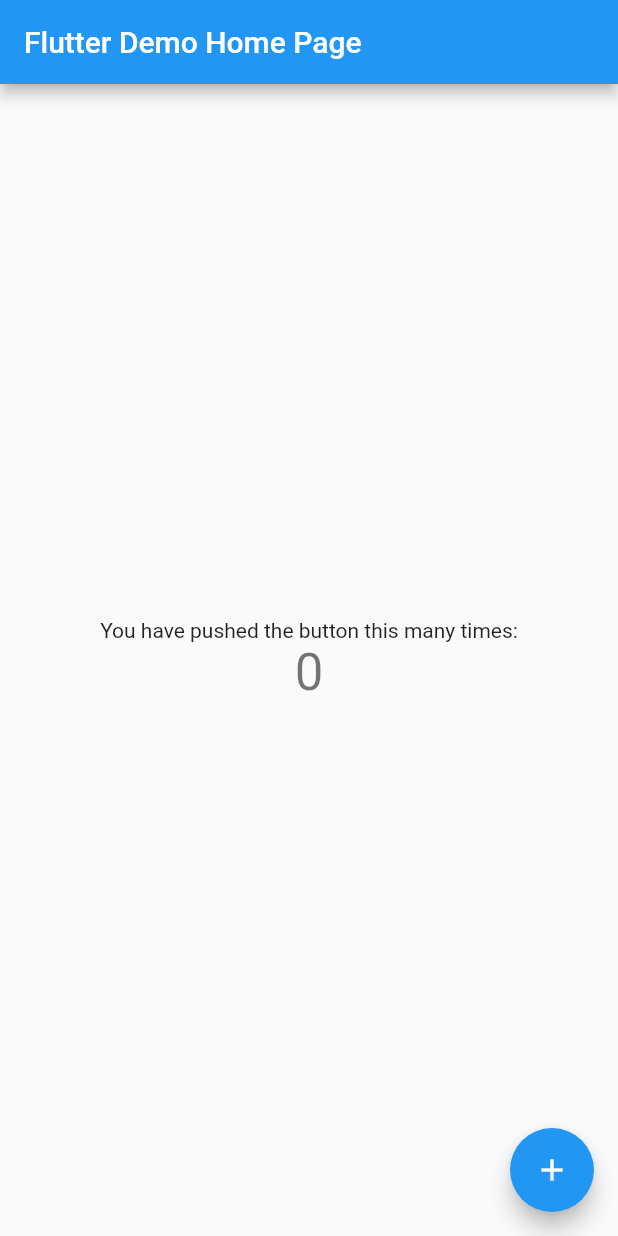
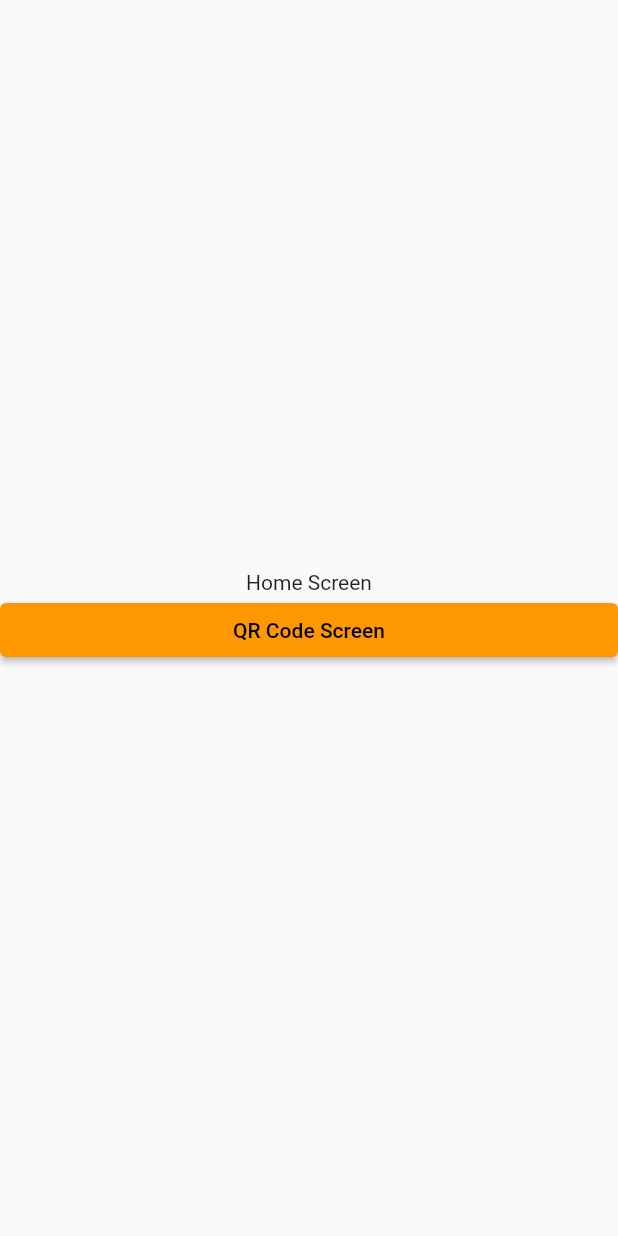
Before and after one commit to quannh287/flutter-layouts, a Flutter app: the screen it shows after launch, on a phone screen of 412 x 824 dp. Run offline on Flutter 3.47's test engine with Material 2 defaults, Android fonts, the phone set to English and light mode, and no system bars; missing offline and left inert: qr_code_scanner.

```diff
--- /dev/null
+++ b/lib/features/home_screen.dart
@@ -0,0 +1,24 @@
+import 'package:flutter/material.dart';
+
+class HomeScreen extends StatelessWidget {
+  const HomeScreen({Key? key}) : super(key: key);
+
+  @override
+  Widget build(BuildContext context) {
+    return Scaffold(
+      body: Column(
+        mainAxisAlignment: MainAxisAlignment.center,
+        crossAxisAlignment: CrossAxisAlignment.stretch,
+        children: [
+          Text("Home Screen", textAlign: TextAlign.center),
+          ElevatedButton(
+            onPressed: () {
+              Navigator.pushNamed(context, '/qr-scanner');
+            },
+            child: Text('QR Code Screen'),
+          ),
+        ],
+      ),
+    );
+  }
+}
--- a/lib/main.dart
+++ b/lib/main.dart
@@ -1,4 +1,6 @@
 import 'package:flutter/material.dart';
+import 'package:layouts/features/home_screen.dart';
+import 'package:layouts/features/qr_code_scanner.dart';
 
 void main() {
   runApp(const MyApp());
@@ -13,103 +15,13 @@ class MyApp extends StatelessWidget {
     return MaterialApp(
       title: 'Flutter Demo',
       theme: ThemeData(
-        // This is the theme of your application.
-        //
-        // Try running your application with "flutter run". You'll see the
-        // application has a blue toolbar. Then, without quitting the app, try
-        // changing the primarySwatch below to Colors.green and then invoke
-        // "hot reload" (press "r" in the console where you ran "flutter run",
-        // or simply save your changes to "hot reload" in a Flutter IDE).
-        // Notice that the counter didn't reset back to zero; the application
-        // is not restarted.
-        primarySwatch: Colors.blue,
+        primarySwatch: Colors.orange,
       ),
-      home: const MyHomePage(title: 'Flutter Demo Home Page'),
+      initialRoute: "/",
+      routes: {
+        "/": (context) => const HomeScreen(),
+        "/qr-scanner": (context) => const QRCodeScanner(),
+      },
     );
   }
 }
-
-class MyHomePage extends StatefulWidget {
-  const MyHomePage({super.key, required this.title});
-
-  // This widget is the home page of your application. It is stateful, meaning
-  // that it has a State object (defined below) that contains fields that affect
-  // how it looks.
-
-  // This class is the configuration for the state. It holds the values (in this
-  // case the title) provided by the parent (in this case the App widget) and
-  // used by the build method of the State. Fields in a Widget subclass are
-  // always marked "final".
-
-  final String title;
-
-  @override
-  State<MyHomePage> createState() => _MyHomePageState();
-}
-
-class _MyHomePageState extends State<MyHomePage> {
-  int _counter = 0;
-
-  void _incrementCounter() {
-    setState(() {
-      // This call to setState tells the Flutter framework that something has
-      // changed in this State, which causes it to rerun the build method below
-      // so that the display can reflect the updated values. If we changed
-      // _counter without calling setState(), then the build method would not be
-      // called again, and so nothing would appear to happen.
-      _counter++;
-    });
-  }
-
-  @override
-  Widget build(BuildContext context) {
-    // This method is rerun every time setState is called, for instance as done
-    // by the _incrementCounter method above.
-    //
-    // The Flutter framework has been optimized to make rerunning build methods
-    // fast, so that you can just rebuild anything that needs updating rather
-    // than having to individually change instances of widgets.
-    return Scaffold(
-      appBar: AppBar(
-        // Here we take the value from the MyHomePage object that was created by
-        // the App.build method, and use it to set our appbar title.
-        title: Text(widget.title),
-      ),
-      body: Center(
-        // Center is a layout widget. It takes a single child and positions it
-        // in the middle of the parent.
-        child: Column(
-          // Column is also a layout widget. It takes a list of children and
-          // arranges them vertically. By default, it sizes itself to fit its
-          // children horizontally, and tries to be as tall as its parent.
-          //
-          // Invoke "debug painting" (press "p" in the console, choose the
-          // "Toggle Debug Paint" action from the Flutter Inspector in Android
-          // Studio, or the "Toggle Debug Paint" command in Visual Studio Code)
-          // to see the wireframe for each widget.
-          //
-          // Column has various properties to control how it sizes itself and
-          // how it positions its children. Here we use mainAxisAlignment to
-          // center the children vertically; the main axis here is the vertical
-          // axis because Columns are vertical (the cross axis would be
-          // horizontal).
-          mainAxisAlignment: MainAxisAlignment.center,
-          children: <Widget>[
-            const Text(
-              'You have pushed the button this many times:',
-            ),
-            Text(
-              '$_counter',
-              style: Theme.of(context).textTheme.headlineMedium,
-            ),
-          ],
-        ),
-      ),
-      floatingActionButton: FloatingActionButton(
-        onPressed: _incrementCounter,
-        tooltip: 'Increment',
-        child: const Icon(Icons.add),
-      ), // This trailing comma makes auto-formatting nicer for build methods.
-    );
-  }
-}
```
Also changed, not shown: lib/features/qr_code_scanner.dart (added, +136 -0 lines), pubspec.yaml (+7 -0 lines), 7 other files.
